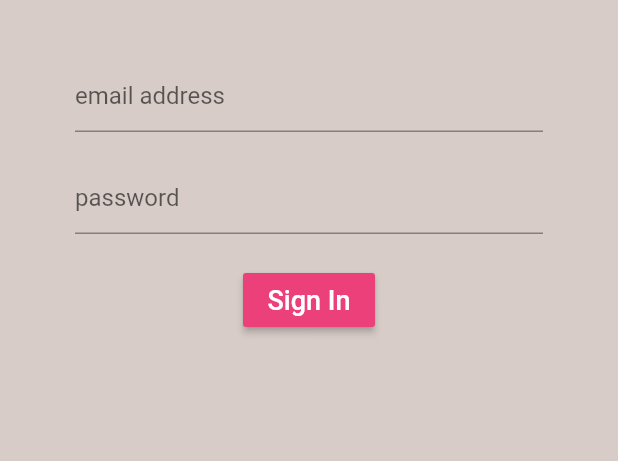
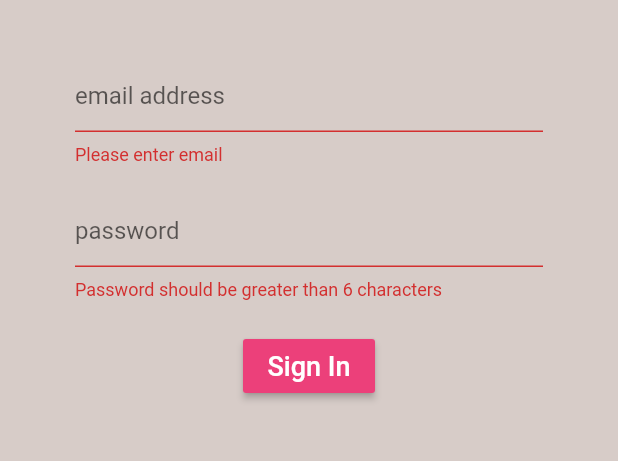
Before and after one commit to femmor/brew-crew-app, a Flutter app: the screen it shows after launch, after a tap on "Sign In", on a phone screen of 412 x 824 dp, the part 84-545 px from its top. Run offline on Flutter 3.47's test engine with Material 2 defaults, Android fonts, the phone set to English and light mode, and no system bars; our stand-ins replace firebase_auth, firebase_core; accounts and stored records are empty.

Commit message:
add sign in with email and password

```diff
--- a/lib/screens/authenticate/register.dart
+++ b/lib/screens/authenticate/register.dart
@@ -112,7 +112,7 @@ class _RegisterState extends State<Register> {
                   fontSize: 14.0,
                   fontWeight: FontWeight.w500,
                 ),
-              )
+              ),
             ],
           ),
         ),
--- a/lib/screens/authenticate/sign_in.dart
+++ b/lib/screens/authenticate/sign_in.dart
@@ -2,22 +2,22 @@ import 'package:brew_crew/services/auth.dart';
 import 'package:flutter/material.dart';
 
 class SignIn extends StatefulWidget {
-
   final Function toggleView;
-  SignIn ({ this.toggleView});
+  SignIn({this.toggleView});
 
   @override
   _SignInState createState() => _SignInState();
 }
 
 class _SignInState extends State<SignIn> {
-
   // Create an instance of the AuthService function
   final AuthService _auth = AuthService();
+  final _formKey = GlobalKey<FormState>();
 
 //  Text field state
   String email = "";
   String password = "";
+  String error = "";
 
   @override
   Widget build(BuildContext context) {
@@ -26,17 +26,24 @@ class _SignInState extends State<SignIn> {
       appBar: AppBar(
         backgroundColor: Colors.brown[400],
         elevation: 0.0,
-        title: Text("Sign in to Brew Crew", style: TextStyle(
+        title: Text(
+          "Sign in to Brew Crew",
+          style: TextStyle(
             fontSize: 26.0,
             fontWeight: FontWeight.bold,
-        ),),
+          ),
+        ),
         actions: [
           FlatButton.icon(
-              onPressed: (){
+            onPressed: () {
               widget.toggleView();
             },
-              icon: Icon(Icons.person_add, color: Colors.grey[100],),
-              label: Text("Sign Up", style: TextStyle(
+            icon: Icon(
+              Icons.person_add,
+              color: Colors.grey[100],
+            ),
+            label: Text("Sign Up",
+                style: TextStyle(
                   color: Colors.grey[100],
                   fontSize: 16.0,
                 )),
@@ -46,38 +53,65 @@ class _SignInState extends State<SignIn> {
       body: Container(
         padding: EdgeInsets.symmetric(horizontal: 50.0, vertical: 20.0),
         child: Form(
+          key: _formKey,
           child: Column(
             children: [
-                  SizedBox(height: 20.0,),
+              SizedBox(
+                height: 20.0,
+              ),
               TextFormField(
-                    decoration: InputDecoration(
-                        hintText: "email address"
-                    ),
-                    onChanged: (val){
+                validator: (val) => val.isEmpty ? "Please enter email" : null,
+                decoration: InputDecoration(hintText: "email address"),
+                onChanged: (val) {
                   setState(() => email = val);
                 },
               ),
-                  SizedBox(height: 20.0,),
+              SizedBox(
+                height: 20.0,
+              ),
               TextFormField(
-                    decoration: InputDecoration(
-                        hintText: "password"
-                    ),
+                validator: (val) => val.length < 6
+                    ? "Password should be greater than 6 characters"
+                    : null,
+                decoration: InputDecoration(hintText: "password"),
                 obscureText: true,
-                    onChanged: (val){
+                onChanged: (val) {
                   setState(() => password = val);
                 },
               ),
-                  SizedBox(height: 20.0,),
+              SizedBox(
+                height: 20.0,
+              ),
               RaisedButton(
                 onPressed: () async {
-                      print("Email: "+email +" Password: "+password);
+                  if (_formKey.currentState.validate()) {
+                    dynamic result =
+                        await _auth.signInWithEmailAndPassword(email, password);
+                    if (result == null) {
+                      setState(() => error =
+                          "Could not sign in with those credentials, please try again!");
+                    }
+                  }
                 },
                 color: Colors.pink[400],
-                    child: Text("Sign In", style: TextStyle(
+                child: Text(
+                  "Sign In",
+                  style: TextStyle(
                     color: Colors.white,
                     fontSize: 18.0,
-
-                    ),),
+                  ),
+                ),
+              ),
+              SizedBox(
+                height: 20.0,
+              ),
+              Text(
+                error,
+                style: TextStyle(
+                  color: Colors.red,
+                  fontSize: 14.0,
+                  fontWeight: FontWeight.w500,
+                ),
               ),
             ],
           ),
--- a/lib/services/auth.dart
+++ b/lib/services/auth.dart
@@ -33,6 +33,19 @@ class AuthService {
   }
 
 //  sign in with email and password
+  Future signInWithEmailAndPassword(String email, String password) async {
+    try {
+      UserCredential result = await _auth.signInWithEmailAndPassword(
+          email: email, password: password);
+      // Firebase user
+      User user = result.user;
+      // Convert firebase user to user
+      return _userFromFirebaseUser(user);
+    } catch (e) {
+      print(e.toString());
+      return null;
+    }
+  }
 
 //  register with email and password
   Future registerWithEmailAndPassword(String email, String password) async {
```
Lines whose indentation alone changed are shown as unchanged.
